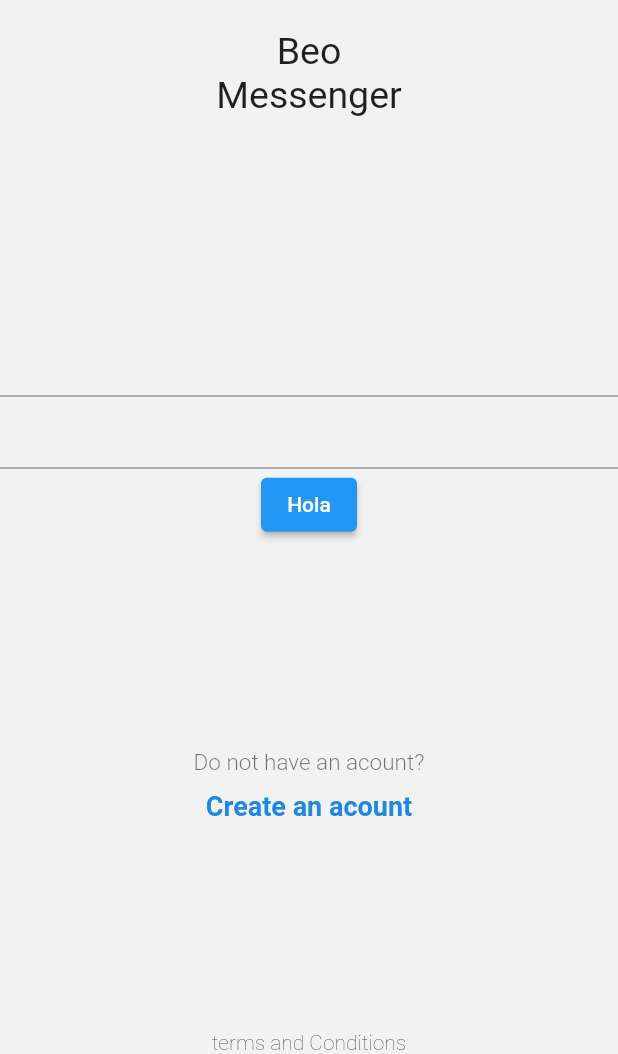
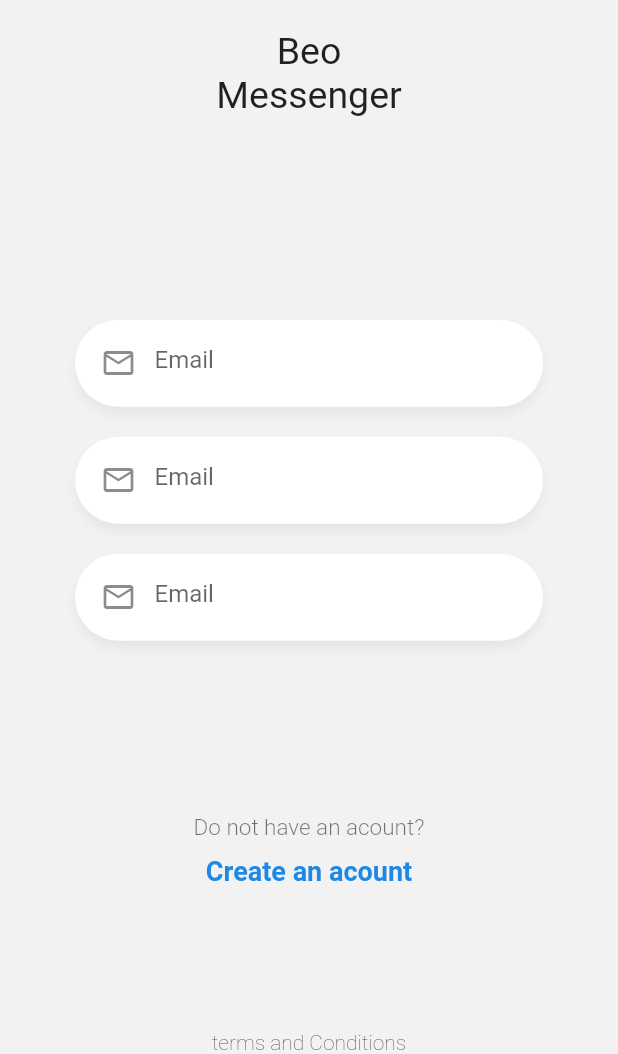
Before and after one commit to Alex980102/flutter-chat-app, a Flutter app: the screen it shows after launch, on a phone screen of 412 x 824 dp, the part 182-1236 px from its top. Run offline on Flutter 3.47's test engine with Material 2 defaults, Android fonts, the phone set to English and light mode, and no system bars.

Commit message:
Stage 6 section 52

```diff
--- a/lib/pages/login_page.dart
+++ b/lib/pages/login_page.dart
@@ -1,3 +1,4 @@
+import 'package:chat_app_flutter/widgets/custom_input.dart';
 import 'package:flutter/material.dart';
 
 class LoginPage extends StatelessWidget {
@@ -59,14 +60,18 @@ class __FormState extends State<_Form> {
   @override
   Widget build(BuildContext context) {
     return Container(
+      margin: EdgeInsets.only(top: 40),
+      padding: EdgeInsets.symmetric(horizontal: 50),
       child: Column(
         children: <Widget>[
-          TextField(),
-          TextField(),
-          ElevatedButton(
+          CustomInput(),
+          CustomInput(),
+          CustomInput()
+          // TODO: Create button
+          /* ElevatedButton(
             onPressed: () {},
             child: Text('Hola'),
-          )
+          ) */
         ],
       ),
     );
--- /dev/null
+++ b/lib/widgets/custom_input.dart
@@ -0,0 +1,31 @@
+import 'package:flutter/material.dart';
+
+class CustomInput extends StatelessWidget {
+  @override
+  Widget build(BuildContext context) {
+    return Container(
+      padding: EdgeInsets.only(top: 5, left: 5, bottom: 5, right: 20),
+      margin: EdgeInsets.only(bottom: 20),
+      decoration: BoxDecoration(
+        color: Colors.white,
+        borderRadius: BorderRadius.circular(30),
+        boxShadow: <BoxShadow>[
+          BoxShadow(
+              color: Colors.black.withOpacity(0.05),
+              offset: Offset(0, 5),
+              blurRadius: 5)
+        ],
+      ),
+      child: TextField(
+        autocorrect: false,
+        keyboardType: TextInputType.emailAddress,
+        obscureText: false,
+        decoration: InputDecoration(
+            prefixIcon: Icon(Icons.mail_outline),
+            focusedBorder: InputBorder.none,
+            border: InputBorder.none,
+            hintText: 'Email'),
+      ),
+    );
+  }
+}
```
